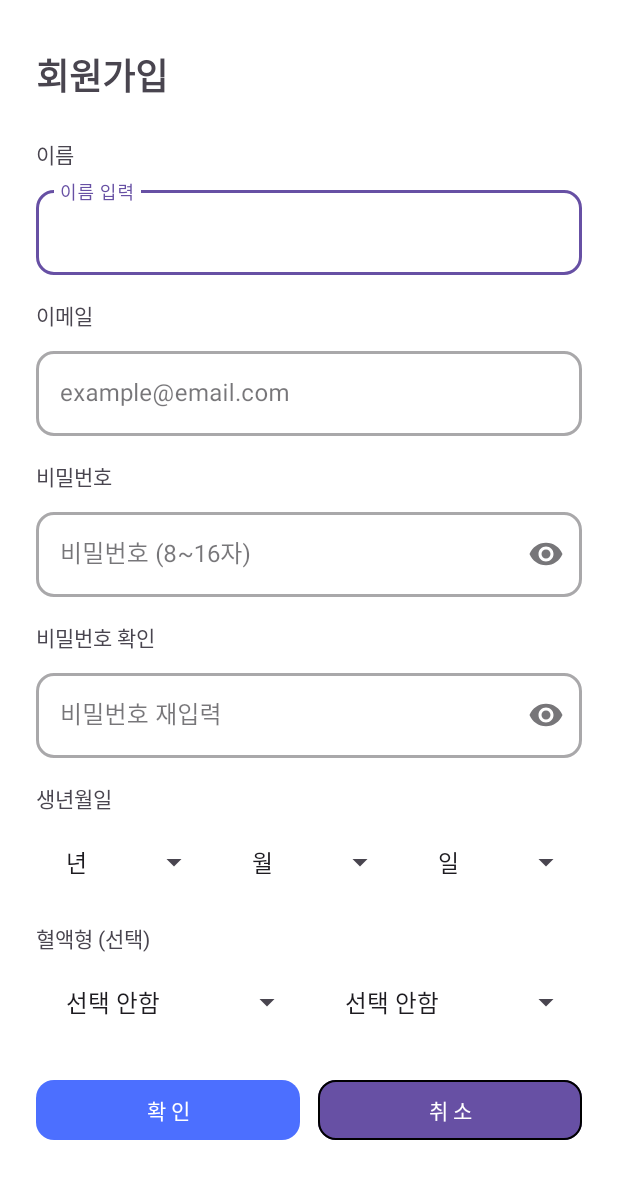
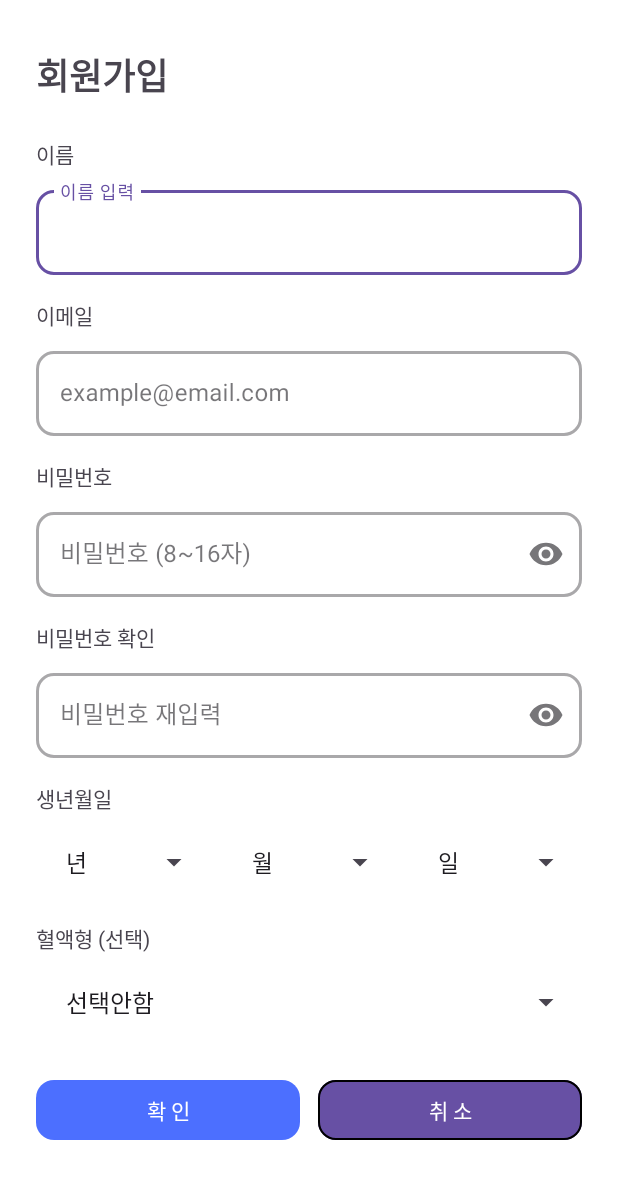
Before and after one commit to EmergSaver/MediQuick, an Android app: the screen it shows after launch (InsertActivity), after a tap on "회원가입", on a phone screen of 412 x 824 dp. Shown: the top 1179 px of the screen. Run offline under Robolectric (Android 15) with nearby library versions, the phone set to English and light mode, and no system bars; our stand-ins replace Firebase (no records; nobody signed in at launch, a user with empty details on screens opened directly); 1 other tap on this screen came first.

Commit message:
[ 🎨 DESIGN] 혈액형 칸 하나로 합치는 UI개선

```diff
--- a/android/app/src/main/java/com/emergsaver/mediquick/InsertActivity.java
+++ b/android/app/src/main/java/com/emergsaver/mediquick/InsertActivity.java
@@ -34,7 +34,7 @@ public class InsertActivity extends AppCompatActivity {
 
     private TextInputEditText etName, etEmail, etPw, etPw2;
     private TextInputLayout tilName, tilEmail, tilPw, tilPw2;
-    private Spinner spYear, spMonth, spDay, spAbo, spRh;
+    private Spinner spYear, spMonth, spDay, spBlood;   // ✅ spBlood 하나만 사용
     private MaterialButton btnOk, btnCancel;
 
     private FirebaseFirestore db; // Firestore 참조
@@ -49,7 +49,7 @@ public class InsertActivity extends AppCompatActivity {
 
         bindViews();
         setupBirthSpinners();
-        setupBloodSpinners();
+        setupBloodSpinner();   // ✅ 수정된 메서드 호출
 
         ViewCompat.setOnApplyWindowInsetsListener(findViewById(R.id.main_InPro), (v, insets) -> {
             Insets sb = insets.getInsets(WindowInsetsCompat.Type.systemBars());
@@ -84,15 +84,14 @@ public class InsertActivity extends AppCompatActivity {
             String pw    = textOf(etPw).trim();
             int y = getSel(spYear), m = getSel(spMonth), d = getSel(spDay);
             String birth = y + "-" + m + "-" + d;
-            String abo = String.valueOf(spAbo.getSelectedItem());
-            String rh  = String.valueOf(spRh.getSelectedItem());
+            String blood = String.valueOf(spBlood.getSelectedItem()); // ✅ 하나로 가져오기
 
             Map<String, Object> user = new HashMap<>();
             user.put("name", name);
             user.put("email", email);
             user.put("password", pw);
             user.put("birth", birth);
-            user.put("bloodType", abo + rh);
+            user.put("bloodType", blood);   // ✅ "A+" 이런 값 바로 저장
 
             showTermsBottomSheet(user); // 🔻 DB 저장 전에 약관 동의부터
         });
@@ -216,8 +215,7 @@ public class InsertActivity extends AppCompatActivity {
         spYear  = findViewById(R.id.spYear);
         spMonth = findViewById(R.id.spMonth);
         spDay   = findViewById(R.id.spDay);
-        spAbo   = findViewById(R.id.spAbo);
-        spRh    = findViewById(R.id.spRh);
+        spBlood = findViewById(R.id.spBlood);
 
         btnOk     = findViewById(R.id.btnOk);
         btnCancel = findViewById(R.id.btnCancel);
@@ -256,11 +254,10 @@ public class InsertActivity extends AppCompatActivity {
         spDay.setAdapter(simpleAdapter(days));
     }
 
-    private void setupBloodSpinners() {
-        spAbo.setAdapter(ArrayAdapter.createFromResource(
-                this, R.array.blood_abo, android.R.layout.simple_spinner_dropdown_item));
-        spRh.setAdapter(ArrayAdapter.createFromResource(
-                this, R.array.blood_rh, android.R.layout.simple_spinner_dropdown_item));
+    // ✅ 혈액형 스피너: 하나로 합침
+    private void setupBloodSpinner() {
+        spBlood.setAdapter(ArrayAdapter.createFromResource(
+                this, R.array.blood_types, android.R.layout.simple_spinner_dropdown_item));
     }
 
     private ArrayAdapter<String> simpleAdapter(List<String> items) {
--- a/android/app/src/main/res/layout/activity_insert.xml
+++ b/android/app/src/main/res/layout/activity_insert.xml
@@ -231,35 +231,17 @@
             app:layout_constraintStart_toStartOf="parent"
             app:layout_constraintEnd_toEndOf="parent" />
 
-        <LinearLayout
-            android:id="@+id/rowBlood"
+        <Spinner
+            android:id="@+id/spBlood"
             android:layout_width="0dp"
-            android:layout_height="wrap_content"
-            android:orientation="horizontal"
+            android:layout_height="48dp"
             android:layout_marginTop="8dp"
             app:layout_constraintTop_toBottomOf="@id/lblBlood"
             app:layout_constraintStart_toStartOf="parent"
-            app:layout_constraintEnd_toEndOf="parent">
-
-            <Spinner
-                android:id="@+id/spAbo"
-                android:layout_width="0dp"
-                android:layout_height="48dp"
-                android:layout_weight="1"
-                android:spinnerMode="dropdown"
-                android:paddingStart="12dp"
-                android:paddingEnd="12dp"/>
-
-            <Spinner
-                android:id="@+id/spRh"
-                android:layout_width="0dp"
-                android:layout_height="48dp"
-                android:layout_marginStart="8dp"
-                android:layout_weight="1"
-                android:spinnerMode="dropdown"
-                android:paddingStart="12dp"
-                android:paddingEnd="12dp"/>
-        </LinearLayout>
+            app:layout_constraintEnd_toEndOf="parent"
+            android:spinnerMode="dropdown"
+            android:paddingStart="12dp"
+            android:paddingEnd="12dp"/>
 
         <!-- 하단 버튼 -->
         <LinearLayout
@@ -268,7 +250,7 @@
             android:layout_height="wrap_content"
             android:orientation="horizontal"
             android:layout_marginTop="24dp"
-            app:layout_constraintTop_toBottomOf="@id/rowBlood"
+            app:layout_constraintTop_toBottomOf="@id/spBlood"
             app:layout_constraintStart_toStartOf="parent"
             app:layout_constraintEnd_toEndOf="parent">
 
--- a/android/app/src/main/res/values/strings.xml
+++ b/android/app/src/main/res/values/strings.xml
@@ -2,18 +2,17 @@
     <string name="app_name">MediQuick</string>
     <!-- TODO: Remove or change this placeholder text -->
     <string name="hello_blank_fragment">Hello blank fragment</string>
-    <string-array name="blood_abo">
-        <item>선택 안함</item>
-        <item>A</item>
-        <item>B</item>
-        <item>O</item>
-        <item>AB</item>
-    </string-array>
 
-    <!-- Rh 혈액형 배열 -->
-    <string-array name="blood_rh">
-        <item>선택 안함</item>
-        <item>+</item>
-        <item>-</item>
+    <!-- 혈액형 전체 배열 (하나의 스피너에서 사용) -->
+    <string-array name="blood_types">
+        <item>선택안함</item>
+        <item>A+</item>
+        <item>B+</item>
+        <item>O+</item>
+        <item>AB+</item>
+        <item>A-</item>
+        <item>B-</item>
+        <item>O-</item>
+        <item>AB-</item>
     </string-array>
 </resources>
```
